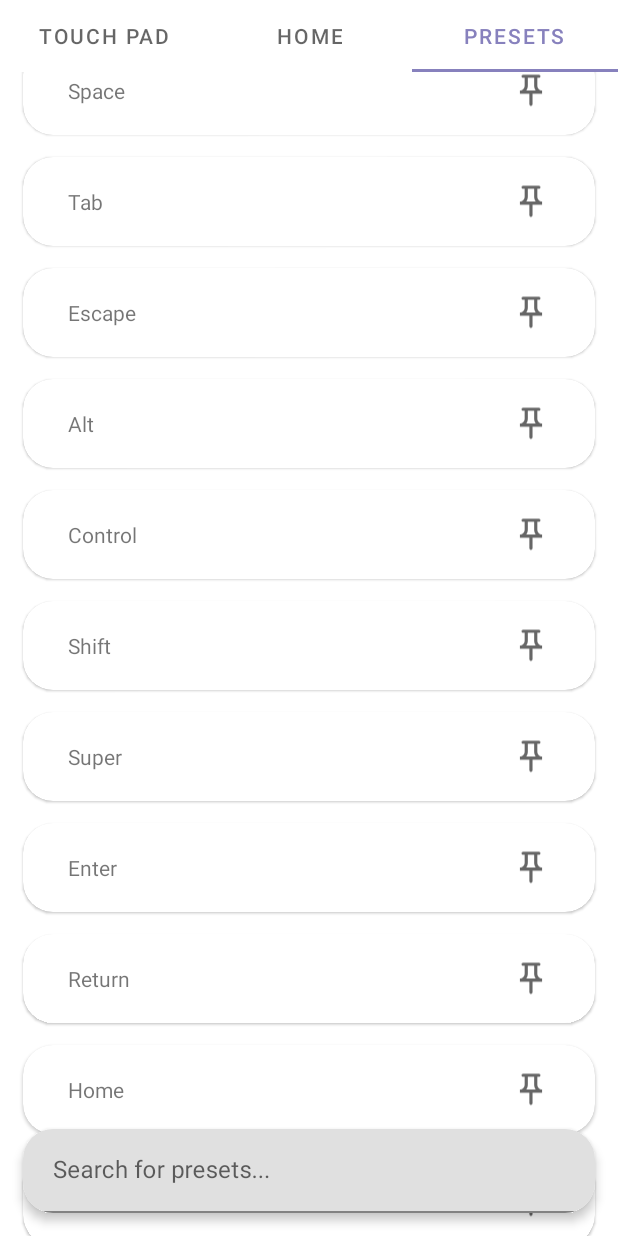
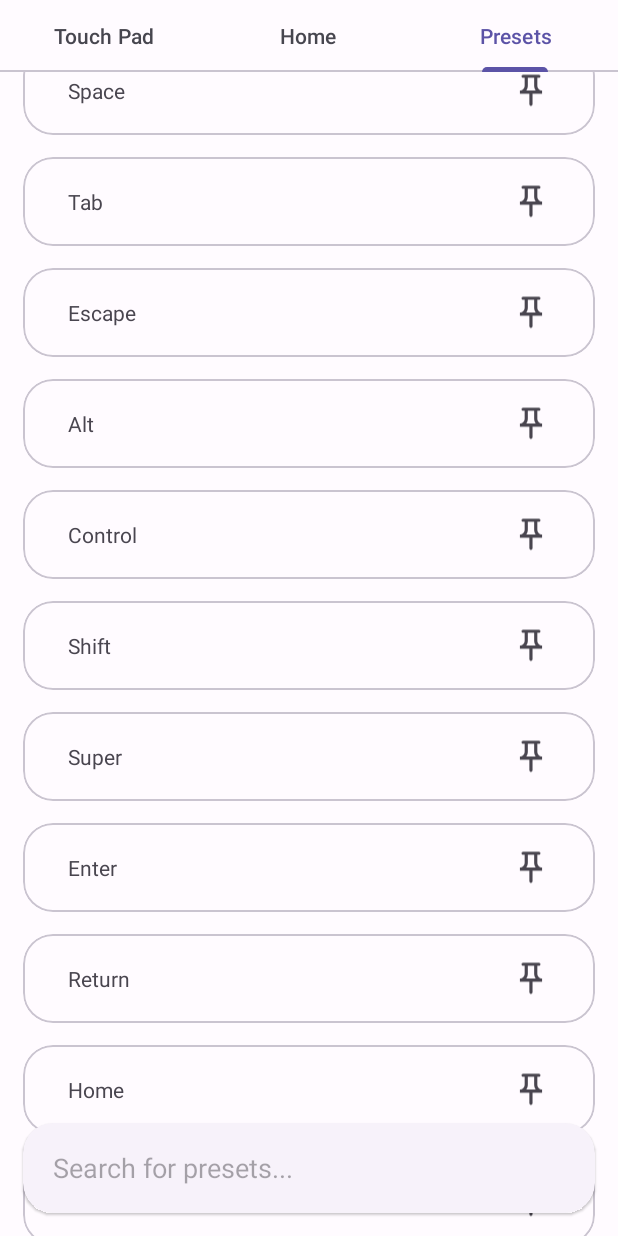
Before and after one commit to supersu-man/macronium-android, an Android app: the screen it shows after launch (MainActivity), tab 3 chosen, scrolled down 542 dp, on a phone screen of 412 x 824 dp. Run offline under Robolectric (Android 15) with nearby library versions, the phone set to English and light mode, and no system bars; libraries missing offline, so code that uses them is left out: com.commit451.teleprinter, io.github.g00fy2.quickie; 2 statements that could not run were skipped.

Commit message:
other: material3 design and colors

```diff
--- a/app/build.gradle
+++ b/app/build.gradle
@@ -34,7 +34,7 @@ android {
 dependencies {
     implementation 'androidx.core:core-ktx:1.8.0'
     implementation 'androidx.appcompat:appcompat:1.4.2'
-    implementation 'com.google.android.material:material:1.6.1'
+    implementation 'com.google.android.material:material:1.7.0-alpha03'
     implementation 'androidx.constraintlayout:constraintlayout:2.1.4'
     implementation 'androidx.legacy:legacy-support-v4:1.0.0'
 
@@ -43,10 +43,10 @@ dependencies {
     androidTestImplementation 'androidx.test.espresso:espresso-core:3.4.0'
 
     implementation "com.github.Commit451:Teleprinter:2.2.0"
-    implementation "org.jetbrains.kotlinx:kotlinx-coroutines-android:1.5.2"
+    implementation "org.jetbrains.kotlinx:kotlinx-coroutines-android:1.6.1"
     implementation ('io.socket:socket.io-client:2.0.1') {
         exclude group: 'org.json', module: 'json'
     }
-    implementation("io.github.g00fy2.quickie:quickie-bundled:1.4.0")
+    implementation("io.github.g00fy2.quickie:quickie-bundled:1.4.0") //Qr code library
 
 }
--- a/app/src/main/java/com/supersuman/macronium/HomeFragment.kt
+++ b/app/src/main/java/com/supersuman/macronium/HomeFragment.kt
@@ -26,15 +26,15 @@ import io.github.g00fy2.quickie.ScanQRCode
 class HomeFragment : Fragment() {
 
     private lateinit var gridLayout: GridLayout
-    private lateinit var connectButton : MaterialCardView
-    private lateinit var disconnectButton : MaterialCardView
-    private lateinit var sharedpref : SharedPreferences.OnSharedPreferenceChangeListener
+    private lateinit var connectButton: MaterialCardView
+    private lateinit var disconnectButton: MaterialCardView
+    private lateinit var sharedpref: SharedPreferences.OnSharedPreferenceChangeListener
     private lateinit var sharedPreferences: SharedPreferences
 
     val scanQrCode = registerForActivityResult(ScanQRCode(), ::handleResult)
 
-    private fun handleResult(result : QRResult){
-        if (result is QRResult.QRSuccess){
+    private fun handleResult(result: QRResult) {
+        if (result is QRResult.QRSuccess) {
             val ipAddress = result.content.rawValue
             val intent = Intent(requireActivity(), BackgroundService::class.java).apply {
                 action = "CONNECT"
@@ -48,7 +48,8 @@ class HomeFragment : Fragment() {
         }
     }
 
-    override fun onCreateView(inflater: LayoutInflater, container: ViewGroup?, savedInstanceState: Bundle?
+    override fun onCreateView(
+        inflater: LayoutInflater, container: ViewGroup?, savedInstanceState: Bundle?
     ): View? {
         return inflater.inflate(R.layout.fragment_home, container, false)
     }
@@ -60,20 +61,22 @@ class HomeFragment : Fragment() {
         initListeners()
     }
 
-    private fun initViews(){
+    private fun initViews() {
         connectButton = requireActivity().findViewById(R.id.connectButton)
-        gridLayout  = requireActivity().findViewById(R.id.fragmentHomeGridlayout)
+        gridLayout = requireActivity().findViewById(R.id.fragmentHomeGridlayout)
         disconnectButton = requireActivity().findViewById(R.id.disconnectButton)
-        sharedPreferences = requireActivity().getSharedPreferences("PREFERENCES", Context.MODE_PRIVATE)
+        sharedPreferences =
+            requireActivity().getSharedPreferences("PREFERENCES", Context.MODE_PRIVATE)
     }
 
     private fun initListeners() {
 
-        sharedpref = SharedPreferences.OnSharedPreferenceChangeListener { _: SharedPreferences, s: String ->
-            if (s=="pinned"){
-                addCardsToGrid()
+        sharedpref =
+            SharedPreferences.OnSharedPreferenceChangeListener { _: SharedPreferences, s: String ->
+                if (s == "pinned") {
+                    addCardsToGrid()
+                }
             }
-        }
 
         sharedPreferences.registerOnSharedPreferenceChangeListener(sharedpref)
 
@@ -84,7 +87,8 @@ class HomeFragment : Fragment() {
         disconnectButton.setOnClickListener {
             try {
                 activity?.stopService(Intent(requireActivity(), BackgroundService::class.java))
-            } catch (e:Exception){}
+            } catch (e: Exception) {
+            }
         }
 
     }
@@ -100,21 +104,24 @@ class HomeFragment : Fragment() {
     }
 
     @SuppressLint("SetTextI18n")
-    private fun addCardsToGrid(){
-        val mutableList = loadOrderedCollection(sharedPreferences,"pinned")
+    private fun addCardsToGrid() {
+        val mutableList = loadOrderedCollection(sharedPreferences, "pinned")
         gridLayout.removeAllViews()
         gridLayout.columnCount = getNumberOfColumns()
-        for (item in mutableList){
+        for (item in mutableList) {
             val cardView = makeCard(item)
             gridLayout.addView(cardView)
         }
     }
 
-    private fun makeCard(item : MutableList<String>): MaterialCardView {
+    private fun makeCard(item: MutableList<String>): MaterialCardView {
         val textView = TextView(requireContext())
         textView.text = item[0]
         textView.gravity = Gravity.CENTER
-        textView.layoutParams = LinearLayout.LayoutParams(ViewGroup.LayoutParams.MATCH_PARENT, ViewGroup.LayoutParams.MATCH_PARENT).also {
+        textView.layoutParams = LinearLayout.LayoutParams(
+            ViewGroup.LayoutParams.MATCH_PARENT,
+            ViewGroup.LayoutParams.MATCH_PARENT
+        ).also {
             it.setMargins(10)
         }
         val cardView = MaterialCardView(requireContext())
@@ -125,7 +132,7 @@ class HomeFragment : Fragment() {
         cardView.radius = 50f
         cardParams.height = getDP(130f)
         cardParams.width = 0
-        cardParams.setMargins(getDP(5f),getDP(5f),getDP(5f),getDP(5f))
+        cardParams.setMargins(getDP(5f), getDP(5f), getDP(5f), getDP(5f))
         cardView.layoutParams = cardParams
 
         cardView.setOnClickListener {
@@ -140,7 +147,7 @@ class HomeFragment : Fragment() {
         return cardView
     }
 
-    private fun getDP(dp : Float): Int {
+    private fun getDP(dp: Float): Int {
         val r: Resources = this.resources
         val px = TypedValue.applyDimension(
             TypedValue.COMPLEX_UNIT_DIP,
@@ -154,7 +161,7 @@ class HomeFragment : Fragment() {
         val v = this.resources.displayMetrics
         val screenWidth = v.widthPixels.toFloat() / v.densityDpi.toFloat()
         val one = 0.857
-        val columns = (screenWidth/one).toInt()
+        val columns = (screenWidth / one).toInt()
         return columns
     }
 
--- a/app/src/main/res/layout/activity_main.xml
+++ b/app/src/main/res/layout/activity_main.xml
@@ -1,5 +1,4 @@
-<RelativeLayout
-    xmlns:android="http://schemas.android.com/apk/res/android"
+<RelativeLayout xmlns:android="http://schemas.android.com/apk/res/android"
     xmlns:app="http://schemas.android.com/apk/res-auto"
     android:layout_width="match_parent"
     android:layout_height="match_parent">
@@ -18,6 +17,7 @@
 
     <com.google.android.material.card.MaterialCardView
         android:id="@+id/mainActivityButtonsParentCard"
+        style="@style/Widget.Material3.CardView.Elevated"
         android:layout_width="320dp"
         android:layout_height="wrap_content"
         android:layout_alignParentBottom="true"
@@ -35,22 +35,24 @@
                 android:layout_height="wrap_content"
                 android:layout_margin="10dp"
                 android:layout_weight="0.5"
-                app:cardCornerRadius="20dp"
-                app:cardElevation="5dp">
+                app:cardCornerRadius="20dp">
+
                 <LinearLayout
-                    android:gravity="center"
                     android:layout_width="match_parent"
-                    android:layout_height="match_parent">
+                    android:layout_height="match_parent"
+                    android:gravity="center">
+
                     <ImageView
                         android:layout_width="wrap_content"
                         android:layout_height="wrap_content"
                         android:layout_gravity="center"
                         android:layout_margin="8dp"
                         android:src="@drawable/ic_baseline_camera_alt_24" />
+
                     <TextView
                         android:layout_width="wrap_content"
                         android:layout_height="wrap_content"
-                        android:text="Scan"/>
+                        android:text="Scan" />
                 </LinearLayout>
             </com.google.android.material.card.MaterialCardView>
 
@@ -60,22 +62,24 @@
                 android:layout_height="wrap_content"
                 android:layout_margin="10dp"
                 android:layout_weight="0.5"
-                app:cardCornerRadius="20dp"
-                app:cardElevation="5dp">
+                app:cardCornerRadius="20dp">
+
                 <LinearLayout
-                    android:gravity="center"
                     android:layout_width="match_parent"
-                    android:layout_height="match_parent">
+                    android:layout_height="match_parent"
+                    android:gravity="center">
+
                     <ImageView
                         android:layout_width="wrap_content"
                         android:layout_height="wrap_content"
                         android:layout_gravity="center"
                         android:layout_margin="8dp"
                         android:src="@drawable/ic_baseline_cancel_24" />
+
                     <TextView
                         android:layout_width="wrap_content"
                         android:layout_height="wrap_content"
-                        android:text="Disconnect"/>
+                        android:text="Disconnect" />
                 </LinearLayout>
 
             </com.google.android.material.card.MaterialCardView>
--- a/app/src/main/res/layout/fragment_presets.xml
+++ b/app/src/main/res/layout/fragment_presets.xml
@@ -1,45 +1,39 @@
-<androidx.constraintlayout.widget.ConstraintLayout android:layout_width="match_parent"
-    android:layout_height="match_parent"
+<androidx.constraintlayout.widget.ConstraintLayout xmlns:android="http://schemas.android.com/apk/res/android"
     xmlns:app="http://schemas.android.com/apk/res-auto"
-    xmlns:android="http://schemas.android.com/apk/res/android">
+    android:layout_width="match_parent"
+    android:layout_height="match_parent">
 
     <androidx.recyclerview.widget.RecyclerView
         android:id="@+id/fragmentPresetsRecyclerView"
         android:layout_width="match_parent"
         android:layout_height="match_parent"
+        android:clipToPadding="false"
         android:paddingBottom="80dp"
-        android:clipToPadding="false"
         app:layout_constraintBottom_toBottomOf="parent"
-        app:layout_constraintTop_toTopOf="parent"
+        app:layout_constraintLeft_toLeftOf="parent"
         app:layout_constraintRight_toRightOf="parent"
-        app:layout_constraintLeft_toLeftOf="parent"
-        >
+        app:layout_constraintTop_toTopOf="parent">
 
     </androidx.recyclerview.widget.RecyclerView>
 
+
     <com.google.android.material.card.MaterialCardView
-        app:layout_constraintBottom_toBottomOf="parent"
-        app:layout_constraintRight_toRightOf="parent"
-        app:layout_constraintLeft_toLeftOf="parent"
+        style="@style/Widget.Material3.CardView.Elevated"
+        android:layout_width="match_parent"
+        android:layout_height="60dp"
         android:layout_margin="15dp"
-        app:cardElevation="4dp"
-        android:layout_width="match_parent"
         app:cardCornerRadius="20dp"
-        android:layout_height="wrap_content">
-        <com.google.android.material.textfield.TextInputLayout
+        app:layout_constraintBottom_toBottomOf="parent">
+
+        <com.google.android.material.textfield.TextInputEditText
+            android:id="@+id/fragmentPresetsSearchBar"
             android:layout_width="match_parent"
-            android:layout_height="wrap_content">
-            <com.google.android.material.textfield.TextInputEditText
-                android:maxLines="1"
-                android:imeOptions="actionSearch"
-                android:inputType="text"
-                android:id="@+id/fragmentPresetsSearchBar"
-                android:layout_width="match_parent"
-                android:paddingStart="20dp"
-                android:paddingEnd="20dp"
-                android:hint="Search for presets..."
-                android:layout_height="wrap_content">
-            </com.google.android.material.textfield.TextInputEditText>
-        </com.google.android.material.textfield.TextInputLayout>
+            android:layout_height="match_parent"
+            android:background="@null"
+            android:hint="Search for presets..."
+            android:maxLines="1"
+            android:paddingStart="20dp"
+            android:paddingEnd="20dp" />
     </com.google.android.material.card.MaterialCardView>
+
 </androidx.constraintlayout.widget.ConstraintLayout>
--- a/app/src/main/res/values-night/themes.xml
+++ b/app/src/main/res/values-night/themes.xml
@@ -1,16 +1,31 @@
-<resources xmlns:tools="http://schemas.android.com/tools">
-    <!-- Base application theme. -->
-    <style name="Theme.Macronium" parent="Theme.MaterialComponents.DayNight.NoActionBar">
-        <!-- Primary brand color. -->
-        <item name="colorPrimary">@color/primary</item>
-        <item name="colorPrimaryVariant">@color/primary</item>
-        <item name="colorOnPrimary">@color/black</item>
-        <!-- Secondary brand color. -->
-        <item name="colorSecondary">@color/primary_light</item>
-        <item name="colorSecondaryVariant">@color/primary_light</item>
-        <item name="colorOnSecondary">@color/black</item>
-        <!-- Status bar color. -->
-        <item name="android:statusBarColor" tools:targetApi="l">?attr/colorPrimaryVariant</item>
-        <!-- Customize your theme here. -->
+<resources>
+
+    <style name="Theme.Macronium" parent="Theme.Material3.Dark.NoActionBar">
+        <item name="colorPrimary">@color/md_theme_dark_primary</item>
+        <item name="colorOnPrimary">@color/md_theme_dark_onPrimary</item>
+        <item name="colorPrimaryContainer">@color/md_theme_dark_primaryContainer</item>
+        <item name="colorOnPrimaryContainer">@color/md_theme_dark_onPrimaryContainer</item>
+        <item name="colorSecondary">@color/md_theme_dark_secondary</item>
+        <item name="colorOnSecondary">@color/md_theme_dark_onSecondary</item>
+        <item name="colorSecondaryContainer">@color/md_theme_dark_secondaryContainer</item>
+        <item name="colorOnSecondaryContainer">@color/md_theme_dark_onSecondaryContainer</item>
+        <item name="colorTertiary">@color/md_theme_dark_tertiary</item>
+        <item name="colorOnTertiary">@color/md_theme_dark_onTertiary</item>
+        <item name="colorTertiaryContainer">@color/md_theme_dark_tertiaryContainer</item>
+        <item name="colorOnTertiaryContainer">@color/md_theme_dark_onTertiaryContainer</item>
+        <item name="colorError">@color/md_theme_dark_error</item>
+        <item name="colorErrorContainer">@color/md_theme_dark_errorContainer</item>
+        <item name="colorOnError">@color/md_theme_dark_onError</item>
+        <item name="colorOnErrorContainer">@color/md_theme_dark_onErrorContainer</item>
+        <item name="android:colorBackground">@color/md_theme_dark_background</item>
+        <item name="colorOnBackground">@color/md_theme_dark_onBackground</item>
+        <item name="colorSurface">@color/md_theme_dark_surface</item>
+        <item name="colorOnSurface">@color/md_theme_dark_onSurface</item>
+        <item name="colorSurfaceVariant">@color/md_theme_dark_surfaceVariant</item>
+        <item name="colorOnSurfaceVariant">@color/md_theme_dark_onSurfaceVariant</item>
+        <item name="colorOutline">@color/md_theme_dark_outline</item>
+        <item name="colorOnSurfaceInverse">@color/md_theme_dark_inverseOnSurface</item>
+        <item name="colorSurfaceInverse">@color/md_theme_dark_inverseSurface</item>
+        <item name="colorPrimaryInverse">@color/md_theme_dark_inversePrimary</item>
     </style>
 </resources>
--- a/app/src/main/res/values/colors.xml
+++ b/app/src/main/res/values/colors.xml
@@ -1,9 +1,61 @@
-<?xml version="1.0" encoding="utf-8"?>
 <resources>
-    <color name="gray">#5A5A5A</color>
-    <color name="primary">#8781bd</color>
-    <color name="primary_light">#b8b0f0</color>
-    <color name="primary_dark">#58558d</color>
-    <color name="black">#FF000000</color>
-    <color name="white">#FFFFFFFF</color>
+    <color name="seed">#8781bd</color>
+    <color name="md_theme_light_primary">#5C53A7</color>
+    <color name="md_theme_light_onPrimary">#FFFFFF</color>
+    <color name="md_theme_light_primaryContainer">#E4DFFF</color>
+    <color name="md_theme_light_onPrimaryContainer">#170362</color>
+    <color name="md_theme_light_secondary">#5F5C71</color>
+    <color name="md_theme_light_onSecondary">#FFFFFF</color>
+    <color name="md_theme_light_secondaryContainer">#E4DFF9</color>
+    <color name="md_theme_light_onSecondaryContainer">#1B192C</color>
+    <color name="md_theme_light_tertiary">#7B5266</color>
+    <color name="md_theme_light_onTertiary">#FFFFFF</color>
+    <color name="md_theme_light_tertiaryContainer">#FFD8E8</color>
+    <color name="md_theme_light_onTertiaryContainer">#301122</color>
+    <color name="md_theme_light_error">#BA1A1A</color>
+    <color name="md_theme_light_errorContainer">#FFDAD6</color>
+    <color name="md_theme_light_onError">#FFFFFF</color>
+    <color name="md_theme_light_onErrorContainer">#410002</color>
+    <color name="md_theme_light_background">#FFFBFF</color>
+    <color name="md_theme_light_onBackground">#1C1B1F</color>
+    <color name="md_theme_light_surface">#FFFBFF</color>
+    <color name="md_theme_light_onSurface">#1C1B1F</color>
+    <color name="md_theme_light_surfaceVariant">#E5E1EC</color>
+    <color name="md_theme_light_onSurfaceVariant">#47464F</color>
+    <color name="md_theme_light_outline">#787680</color>
+    <color name="md_theme_light_inverseOnSurface">#F4EFF4</color>
+    <color name="md_theme_light_inverseSurface">#313034</color>
+    <color name="md_theme_light_inversePrimary">#C6BFFF</color>
+    <color name="md_theme_light_shadow">#000000</color>
+    <color name="md_theme_light_surfaceTint">#5C53A7</color>
+    <color name="md_theme_light_surfaceTintColor">#5C53A7</color>
+    <color name="md_theme_dark_primary">#C6BFFF</color>
+    <color name="md_theme_dark_onPrimary">#2D2276</color>
+    <color name="md_theme_dark_primaryContainer">#443B8E</color>
+    <color name="md_theme_dark_onPrimaryContainer">#E4DFFF</color>
+    <color name="md_theme_dark_secondary">#C8C3DC</color>
+    <color name="md_theme_dark_onSecondary">#302E41</color>
+    <color name="md_theme_dark_secondaryContainer">#474459</color>
+    <color name="md_theme_dark_onSecondaryContainer">#E4DFF9</color>
+    <color name="md_theme_dark_tertiary">#ECB8CF</color>
+    <color name="md_theme_dark_onTertiary">#482537</color>
+    <color name="md_theme_dark_tertiaryContainer">#613B4E</color>
+    <color name="md_theme_dark_onTertiaryContainer">#FFD8E8</color>
+    <color name="md_theme_dark_error">#FFB4AB</color>
+    <color name="md_theme_dark_errorContainer">#93000A</color>
+    <color name="md_theme_dark_onError">#690005</color>
+    <color name="md_theme_dark_onErrorContainer">#FFDAD6</color>
+    <color name="md_theme_dark_background">#1C1B1F</color>
+    <color name="md_theme_dark_onBackground">#E5E1E6</color>
+    <color name="md_theme_dark_surface">#1C1B1F</color>
+    <color name="md_theme_dark_onSurface">#E5E1E6</color>
+    <color name="md_theme_dark_surfaceVariant">#47464F</color>
+    <color name="md_theme_dark_onSurfaceVariant">#C9C5D0</color>
+    <color name="md_theme_dark_outline">#928F99</color>
+    <color name="md_theme_dark_inverseOnSurface">#1C1B1F</color>
+    <color name="md_theme_dark_inverseSurface">#E5E1E6</color>
+    <color name="md_theme_dark_inversePrimary">#5C53A7</color>
+    <color name="md_theme_dark_shadow">#000000</color>
+    <color name="md_theme_dark_surfaceTint">#C6BFFF</color>
+    <color name="md_theme_dark_surfaceTintColor">#C6BFFF</color>
 </resources>
--- a/app/src/main/res/values/themes.xml
+++ b/app/src/main/res/values/themes.xml
@@ -1,16 +1,31 @@
-<resources xmlns:tools="http://schemas.android.com/tools">
-    <!-- Base application theme. -->
-    <style name="Theme.Macronium" parent="Theme.MaterialComponents.DayNight.NoActionBar">
-        <!-- Primary brand color. -->
-        <item name="colorPrimary">@color/primary</item>
-        <item name="colorPrimaryVariant">@color/primary</item>
-        <item name="colorOnPrimary">@color/white</item>
-        <!-- Secondary brand color. -->
-        <item name="colorSecondary">@color/primary_light</item>
-        <item name="colorSecondaryVariant">@color/primary_light</item>
-        <item name="colorOnSecondary">@color/black</item>
-        <!-- Status bar color. -->
-        <item name="android:statusBarColor" tools:targetApi="l">?attr/colorPrimaryVariant</item>
-        <!-- Customize your theme here. -->
+<resources>
+
+    <style name="Theme.Macronium" parent="Theme.Material3.Light.NoActionBar">
+        <item name="colorPrimary">@color/md_theme_light_primary</item>
+        <item name="colorOnPrimary">@color/md_theme_light_onPrimary</item>
+        <item name="colorPrimaryContainer">@color/md_theme_light_primaryContainer</item>
+        <item name="colorOnPrimaryContainer">@color/md_theme_light_onPrimaryContainer</item>
+        <item name="colorSecondary">@color/md_theme_light_secondary</item>
+        <item name="colorOnSecondary">@color/md_theme_light_onSecondary</item>
+        <item name="colorSecondaryContainer">@color/md_theme_light_secondaryContainer</item>
+        <item name="colorOnSecondaryContainer">@color/md_theme_light_onSecondaryContainer</item>
+        <item name="colorTertiary">@color/md_theme_light_tertiary</item>
+        <item name="colorOnTertiary">@color/md_theme_light_onTertiary</item>
+        <item name="colorTertiaryContainer">@color/md_theme_light_tertiaryContainer</item>
+        <item name="colorOnTertiaryContainer">@color/md_theme_light_onTertiaryContainer</item>
+        <item name="colorError">@color/md_theme_light_error</item>
+        <item name="colorErrorContainer">@color/md_theme_light_errorContainer</item>
+        <item name="colorOnError">@color/md_theme_light_onError</item>
+        <item name="colorOnErrorContainer">@color/md_theme_light_onErrorContainer</item>
+        <item name="android:colorBackground">@color/md_theme_light_background</item>
+        <item name="colorOnBackground">@color/md_theme_light_onBackground</item>
+        <item name="colorSurface">@color/md_theme_light_surface</item>
+        <item name="colorOnSurface">@color/md_theme_light_onSurface</item>
+        <item name="colorSurfaceVariant">@color/md_theme_light_surfaceVariant</item>
+        <item name="colorOnSurfaceVariant">@color/md_theme_light_onSurfaceVariant</item>
+        <item name="colorOutline">@color/md_theme_light_outline</item>
+        <item name="colorOnSurfaceInverse">@color/md_theme_light_inverseOnSurface</item>
+        <item name="colorSurfaceInverse">@color/md_theme_light_inverseSurface</item>
+        <item name="colorPrimaryInverse">@color/md_theme_light_inversePrimary</item>
     </style>
 </resources>
```
Also changed, not shown: app/src/main/java/com/supersuman/macronium/PresetsFragment.kt (+11 -5 lines).
